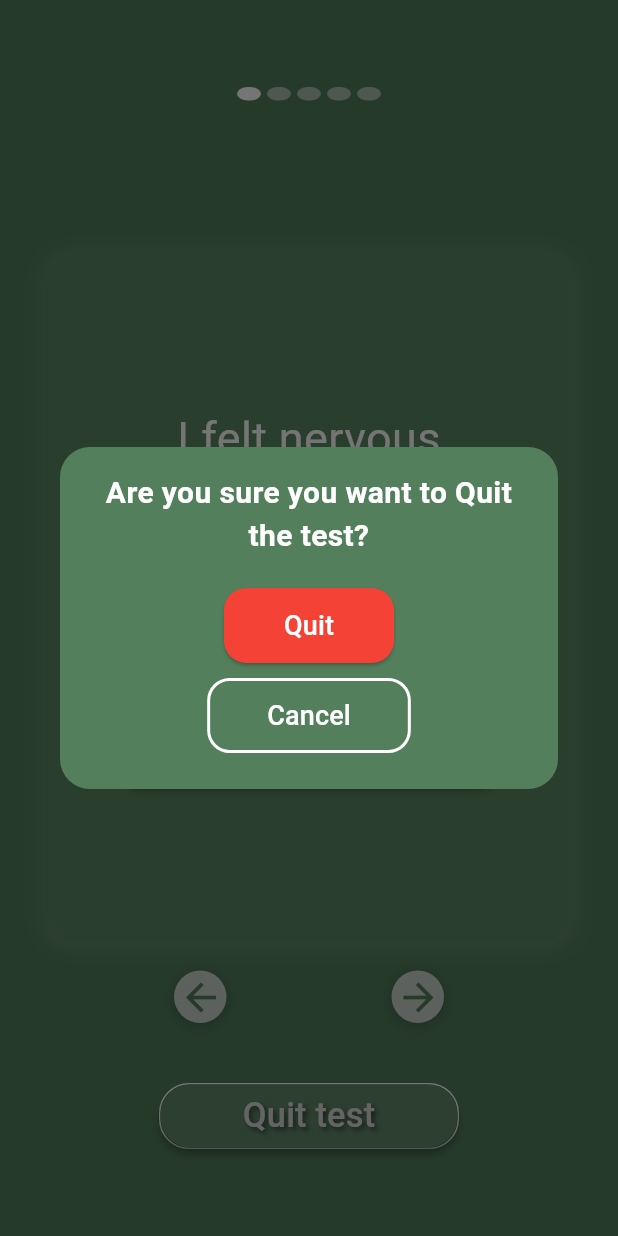
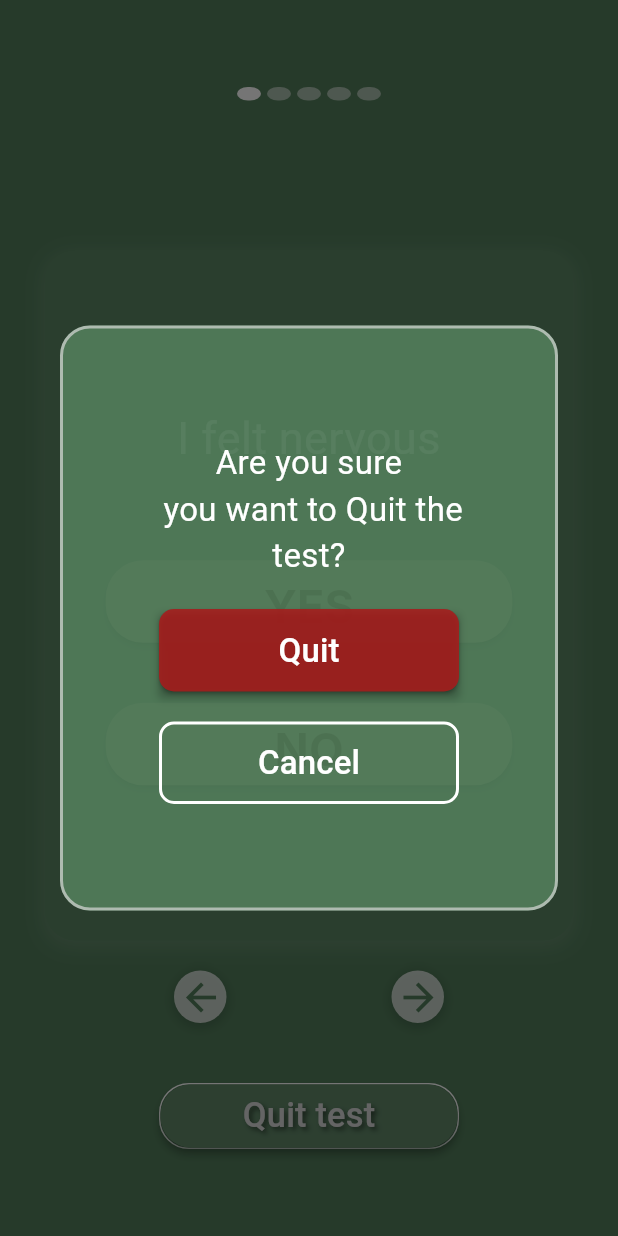
Before and after one commit to Ayamohamedkhalil/Graduation-Project, a Flutter app: the Generaltest screen opened directly, after a tap on "Quit test", on a phone screen of 412 x 824 dp. Run offline on Flutter 3.47's test engine with Material 3 defaults, Android fonts, the phone set to English and light mode, and no system bars; our stand-ins replace introduction_screen, pin_code_fields; Roboto replaces fonts that are missing (InriaSans-Bold, InriaSans-Regular).

Commit message:
decorationofquitdialogintest

```diff
--- a/lib/main.dart
+++ b/lib/main.dart
@@ -12,8 +12,8 @@ class test_app extends StatelessWidget {
   @override
   Widget build(BuildContext context) {
         return MaterialApp(
-          title: 'Aya',
-      debugShowCheckedModeBanner: true,
+         // title: 'Aya',
+      debugShowCheckedModeBanner: false,
       home:Splashscreen() ,
     );
   }
--- a/lib/views/generaltest.dart
+++ b/lib/views/generaltest.dart
@@ -95,69 +95,99 @@ class _Generaltest extends State<Generaltest> {
     context: context,
     builder: (BuildContext context) {
       return AlertDialog(
+
         shape: RoundedRectangleBorder(
+          side: BorderSide(color: Color(0xffD9D9D9).withOpacity(.69), width: 2),
           borderRadius: BorderRadius.circular(20),
         ),
-        backgroundColor: Color(0xFF537F5C), // Match the background color
-        content: Column(
+        backgroundColor: Color(0xff537F5C).withOpacity(.88), // Match the background color
+        content: Container(
+          height: 350,  // Set the height of the dialog
+          width: 320,
+           // Set the width of the dialog
+          child: Column(
             mainAxisSize: MainAxisSize.min,
             children: [
+              SizedBox(height: 60,),
               Text(
-              "Are you sure you want to Quit the test?",
+                "Are you sure\n you want to Quit the \ntest?",
                 style: TextStyle(
                   color: Colors.white, // White text color
-                fontSize: 20, // Similar font size
-                fontWeight: FontWeight.bold,
+                  fontSize: 22, // Similar font size
+                  //fontWeight: FontWeight.bold,
+                  fontFamily: 'InriaSans-Regular'
                 ),
                 textAlign: TextAlign.center,
               ),
               SizedBox(height: 20), // Add space between text and buttons
-            ElevatedButton(
+              Container(
+                width: 200,
+                 decoration: BoxDecoration(
+
+                    boxShadow: [
+                      BoxShadow(
+                        color: Colors.black.withOpacity(.25),
+                        spreadRadius: 0,
+                        blurRadius: 4,
+                        offset: const Offset(0, 4),
+                      ),
+                    ],
+                  ),
+                child: ElevatedButton(
                   onPressed: () {
                     Navigator.of(context).pop(); // Close the dialog
                     // Add your logic to quit the test here
                   },
                   style: ElevatedButton.styleFrom(
-                backgroundColor: Colors.red, // Red color for "Quit"
+                    backgroundColor: Color(0xffA71C1C).withOpacity(.88), // Red color for "Quit"
                     shape: RoundedRectangleBorder(
-                  borderRadius: BorderRadius.circular(15), // Rounded button
+                      borderRadius: BorderRadius.circular(10), // Rounded button
                     ),
-                padding: EdgeInsets.symmetric(vertical: 12, horizontal: 40),
+                    padding: EdgeInsets.symmetric(vertical: 12),
                   ),
                   child: Text(
                     "Quit",
                     style: TextStyle(
                       color: Colors.white, // White text color
-                  fontSize: 18, // Adjust the font size
+                      fontSize: 22, // Adjust the font size
+                      fontFamily: 'InriaSans-Bold'
                     ),
                   ),
                 ),
-            SizedBox(height: 10), // Add space between buttons
-            OutlinedButton(
+              ),
+              SizedBox(height: 20), // Add space between buttons
+              SizedBox(
+                width: 200, // Set the width of the "Cancel" button
+                child: OutlinedButton(
                   onPressed: () {
                     Navigator.of(context).pop(); // Close the dialog
                   },
                   style: OutlinedButton.styleFrom(
                     side: BorderSide(color: Colors.white, width: 2), // White border
                     shape: RoundedRectangleBorder(
-                  borderRadius: BorderRadius.circular(15), // Rounded button
+                      borderRadius: BorderRadius.circular(10), // Rounded button
                     ),
-                padding: EdgeInsets.symmetric(vertical: 12, horizontal: 40),
+                    padding: EdgeInsets.symmetric(vertical: 12),
                   ),
                   child: Text(
                     "Cancel",
                     style: TextStyle(
                       color: Colors.white, // White text color
-                  fontSize: 18, // Adjust the font size
+                      fontSize: 22, // Adjust the font size
+                      fontFamily: 'InriaSans-Regular',
+                    ),
                   ),
                 ),
               ),
             ],
           ),
+        ),
       );
     },
   );
 }
+
+
 
 
 
```
Lines whose indentation alone changed are shown as unchanged.
